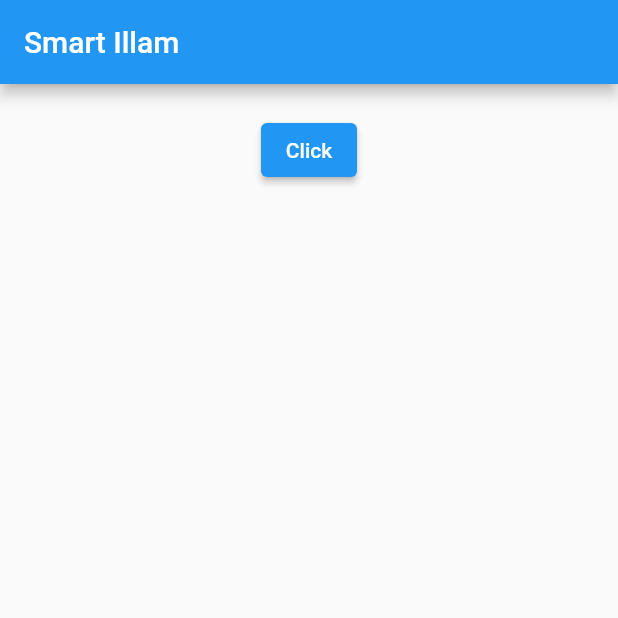
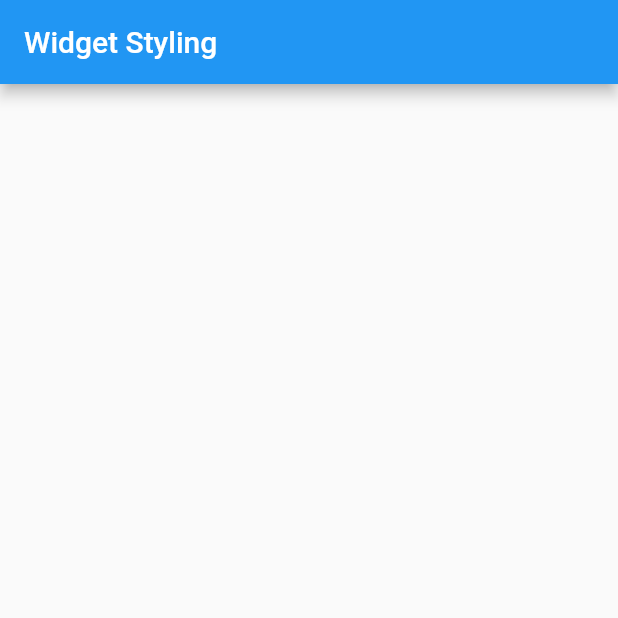
Before and after one commit to Aravindh1505/Flutter-Core, a Flutter app: the screen it shows after launch, on a phone screen of 412 x 824 dp, the top half of it. Run offline on Flutter 3.47's test engine with Material 2 defaults, Android fonts, the phone set to English and light mode, and no system bars.

Commit message:
New: Widget styling tutorial

```diff
--- a/lib/main.dart
+++ b/lib/main.dart
@@ -6,37 +6,13 @@ import 'package:flutter_core/utils/utils.dart';
 void main() => runApp(const MyApp());
 
 class MyApp extends StatelessWidget {
-  const MyApp({Key? key}) : super(key: key);
+  const MyApp({super.key});
 
-  @override
   Widget build(BuildContext context) {
-    //Size in physical pixels
-    var physicalScreenSize = window.physicalSize;
-    var width = physicalScreenSize.width;
-    var height = physicalScreenSize.height;
-
     return MaterialApp(
       home: Scaffold(
         appBar: AppBar(
-          title: const Text('Smart Illam'),
-        ),
-        body: Container(
-          width: width,
-          child: Column(
-            mainAxisAlignment: MainAxisAlignment.start,
-            crossAxisAlignment: CrossAxisAlignment.center,
-            children: [
-              const SizedBox(
-                height: 20,
-              ),
-              ElevatedButton(
-                onPressed: () {
-
-                },
-                child: const Text('Click'),
-              )
-            ],
-          ),
+          title: const Text('Widget Styling'),
         ),
       ),
     );
```
